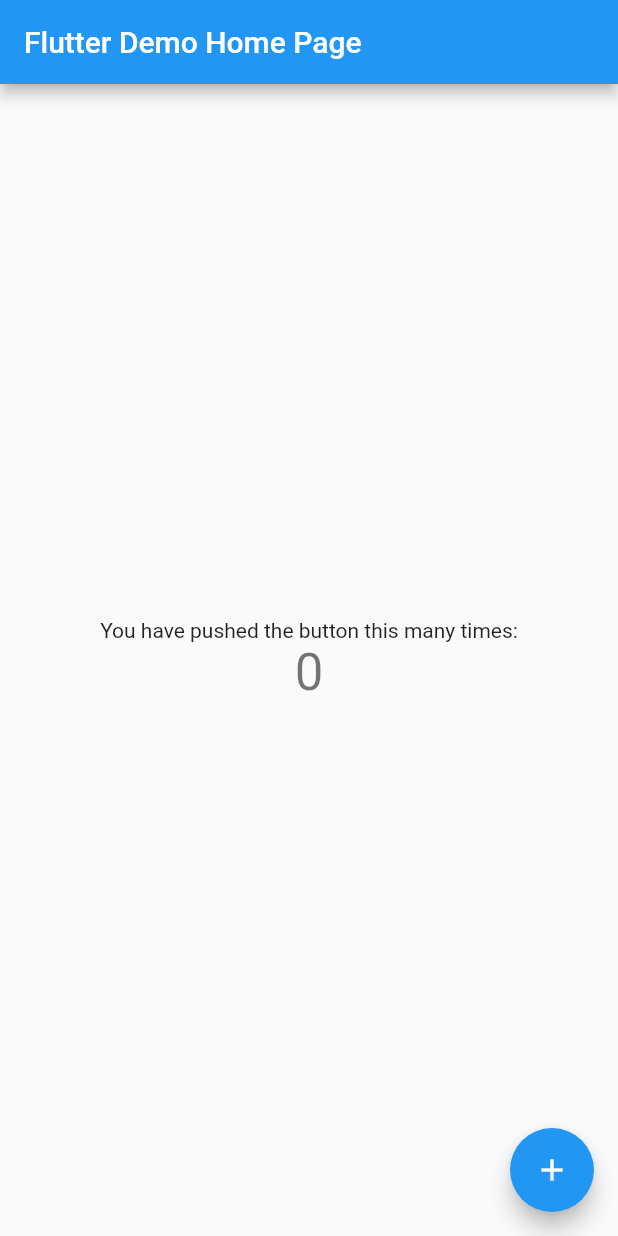
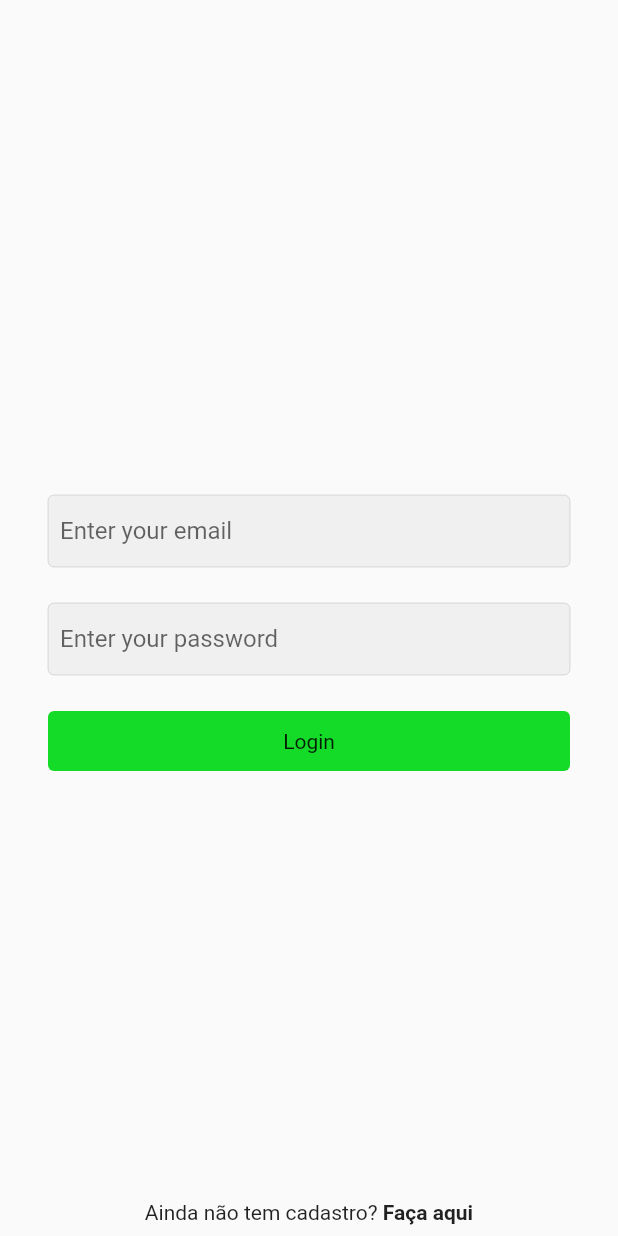
Before and after one commit to andredifs/iEnergy-app, a Flutter app: the screen it shows after launch, on a phone screen of 412 x 824 dp. Run offline on Flutter 3.47's test engine with Material 2 defaults, Android fonts, the phone set to English and light mode, and no system bars; our stand-ins replace cloud_firestore, firebase_auth, firebase_core; accounts and stored records are empty.

Commit message:
feat: added login page

```diff
--- a/lib/main.dart
+++ b/lib/main.dart
@@ -1,6 +1,18 @@
+import 'package:firebase_auth/firebase_auth.dart';
+import 'package:firebase_core/firebase_core.dart';
 import 'package:flutter/material.dart';
+import 'package:ienergy_app/firebase_options.dart';
+import 'package:ienergy_app/providers/user_provider.dart';
+import 'package:ienergy_app/responsive/mobile_screen_layout.dart';
+import 'package:ienergy_app/screens/login.dart';
+import 'package:ienergy_app/utils/colors.dart';
+import 'package:provider/provider.dart';
 
-void main() {
+void main() async {
+  WidgetsFlutterBinding.ensureInitialized();
+  await Firebase.initializeApp(
+    options: DefaultFirebaseOptions.currentPlatform,
+  );
   runApp(const MyApp());
 }
 
@@ -10,106 +22,34 @@ class MyApp extends StatelessWidget {
   // This widget is the root of your application.
   @override
   Widget build(BuildContext context) {
-    return MaterialApp(
-      title: 'Flutter Demo',
+    return MultiProvider(
+      providers: [ChangeNotifierProvider(create: (_) => UserProvider())],
+      child: MaterialApp(
+          title: 'iEnergy',
           theme: ThemeData(
-        // This is the theme of your application.
-        //
-        // Try running your application with "flutter run". You'll see the
-        // application has a blue toolbar. Then, without quitting the app, try
-        // changing the primarySwatch below to Colors.green and then invoke
-        // "hot reload" (press "r" in the console where you ran "flutter run",
-        // or simply save your changes to "hot reload" in a Flutter IDE).
-        // Notice that the counter didn't reset back to zero; the application
-        // is not restarted.
-        primarySwatch: Colors.blue,
+            primarySwatch: Colors.green,
           ),
-      home: const MyHomePage(title: 'Flutter Demo Home Page'),
+          home: StreamBuilder(
+              builder: (context, snapshot) {
+                if (snapshot.connectionState == ConnectionState.active) {
+                  if (snapshot.hasData) {
+                    return const MobileScreenLayout();
+                  } else if (snapshot.hasError) {
+                    return Center(
+                      child: Text('${snapshot.error}'),
                     );
                   }
                 }
-
-class MyHomePage extends StatefulWidget {
-  const MyHomePage({Key? key, required this.title}) : super(key: key);
-
-  // This widget is the home page of your application. It is stateful, meaning
-  // that it has a State object (defined below) that contains fields that affect
-  // how it looks.
-
-  // This class is the configuration for the state. It holds the values (in this
-  // case the title) provided by the parent (in this case the App widget) and
-  // used by the build method of the State. Fields in a Widget subclass are
-  // always marked "final".
-
-  final String title;
-
-  @override
-  State<MyHomePage> createState() => _MyHomePageState();
+                if (snapshot.connectionState == ConnectionState.waiting) {
+                  return const Center(
+                    child: CircularProgressIndicator(
+                      color: primaryColor,
+                    ),
+                  );
                 }
-
-class _MyHomePageState extends State<MyHomePage> {
-  int _counter = 0;
-
-  void _incrementCounter() {
-    setState(() {
-      // This call to setState tells the Flutter framework that something has
-      // changed in this State, which causes it to rerun the build method below
-      // so that the display can reflect the updated values. If we changed
-      // _counter without calling setState(), then the build method would not be
-      // called again, and so nothing would appear to happen.
-      _counter++;
-    });
-  }
-
-  @override
-  Widget build(BuildContext context) {
-    // This method is rerun every time setState is called, for instance as done
-    // by the _incrementCounter method above.
-    //
-    // The Flutter framework has been optimized to make rerunning build methods
-    // fast, so that you can just rebuild anything that needs updating rather
-    // than having to individually change instances of widgets.
-    return Scaffold(
-      appBar: AppBar(
-        // Here we take the value from the MyHomePage object that was created by
-        // the App.build method, and use it to set our appbar title.
-        title: Text(widget.title),
-      ),
-      body: Center(
-        // Center is a layout widget. It takes a single child and positions it
-        // in the middle of the parent.
-        child: Column(
-          // Column is also a layout widget. It takes a list of children and
-          // arranges them vertically. By default, it sizes itself to fit its
-          // children horizontally, and tries to be as tall as its parent.
-          //
-          // Invoke "debug painting" (press "p" in the console, choose the
-          // "Toggle Debug Paint" action from the Flutter Inspector in Android
-          // Studio, or the "Toggle Debug Paint" command in Visual Studio Code)
-          // to see the wireframe for each widget.
-          //
-          // Column has various properties to control how it sizes itself and
-          // how it positions its children. Here we use mainAxisAlignment to
-          // center the children vertically; the main axis here is the vertical
-          // axis because Columns are vertical (the cross axis would be
-          // horizontal).
-          mainAxisAlignment: MainAxisAlignment.center,
-          children: <Widget>[
-            const Text(
-              'You have pushed the button this many times:',
-            ),
-            Text(
-              '$_counter',
-              style: Theme.of(context).textTheme.headline4,
-            ),
-          ],
-        ),
-      ),
-      floatingActionButton: FloatingActionButton(
-        onPressed: _incrementCounter,
-        tooltip: 'Increment',
-        child: const Icon(Icons.add),
-      ), // This trailing comma makes auto-formatting nicer for build methods.
+                return const LoginScreen();
+              },
+              stream: FirebaseAuth.instance.authStateChanges())),
     );
   }
 }
--- /dev/null
+++ b/lib/models/user.dart
@@ -0,0 +1,42 @@
+import 'package:cloud_firestore/cloud_firestore.dart';
+
+class User {
+  final String username;
+  final String uid;
+  final String email;
+  final String cpf;
+  final String distributor;
+  final String cep;
+  final String energyBill;
+
+  const User({
+    required this.email,
+    required this.uid,
+    required this.cpf,
+    required this.username,
+    required this.distributor,
+    required this.cep,
+    required this.energyBill,
+  });
+
+  Map<String, dynamic> toJson() => {
+        'username': username,
+        'uid': uid,
+        'email': email,
+        'cpf': cpf,
+        'distributor': distributor,
+        'cep': cep,
+        'energyBill': energyBill
+      };
+  static User fromSnap(DocumentSnapshot snap) {
+    var snapshot = snap.data() as Map<String, dynamic>;
+    return User(
+        username: snapshot['username'],
+        uid: snapshot['uid'],
+        email: snapshot['email'],
+        cpf: snapshot['cpf'],
+        distributor: snapshot['distributor'],
+        cep: snapshot['cep'],
+        energyBill: snapshot['energyBill']);
+  }
+}
--- /dev/null
+++ b/lib/providers/user_provider.dart
@@ -0,0 +1,16 @@
+import 'package:flutter/material.dart';
+import 'package:ienergy_app/models/user.dart';
+import 'package:ienergy_app/resources/auth_methods.dart';
+
+class UserProvider with ChangeNotifier {
+  User? _user;
+  final AuthMethods _authMethods = AuthMethods();
+
+  User get getUser => _user!;
+
+  Future<void> refreshUser() async {
+    User user = await _authMethods.getUserDetails();
+    _user = user;
+    notifyListeners();
+  }
+}
--- /dev/null
+++ b/lib/screens/login.dart
@@ -0,0 +1,116 @@
+// ignore_for_file: use_build_context_synchronously
+
+import 'package:flutter/material.dart';
+import 'package:ienergy_app/resources/auth_methods.dart';
+import 'package:ienergy_app/screens/home.dart';
+import 'package:ienergy_app/screens/signup.dart';
+import 'package:ienergy_app/utils/colors.dart';
+import 'package:ienergy_app/utils/utils.dart';
+import 'package:ienergy_app/widgets/text_field_input.dart';
+
+class LoginScreen extends StatefulWidget {
+  const LoginScreen({Key? key}) : super(key: key);
+
+  @override
+  State<LoginScreen> createState() => _LoginScreenState();
+}
+
+class _LoginScreenState extends State<LoginScreen> {
+  final TextEditingController _emailController = TextEditingController();
+  final TextEditingController _passwordController = TextEditingController();
+  bool _isLoading = false;
+
+  void dispose() {
+    super.dispose();
+    _emailController.dispose();
+    _passwordController.dispose();
+  }
+
+  void loginUser() async {
+    setState(() {
+      _isLoading = true;
+    });
+    String res = await AuthMethods().loginUser(
+        email: _emailController.text, password: _passwordController.text);
+
+    if (res == 'success') {
+      Navigator.of(context).pushReplacement(
+          MaterialPageRoute(builder: (context) => const HomeScreen()));
+    } else {
+      showSnackBar(res, context);
+    }
+    setState(() {
+      _isLoading = false;
+    });
+  }
+
+  void navigateToSignUp() {
+    Navigator.of(context).pushReplacement(
+        MaterialPageRoute(builder: (context) => const SignupScreen()));
+  }
+
+  @override
+  Widget build(BuildContext context) {
+    return Scaffold(
+        body: SafeArea(
+            child: Container(
+                padding: const EdgeInsets.symmetric(horizontal: 32),
+                width: double.infinity,
+                child: Column(
+                    crossAxisAlignment: CrossAxisAlignment.center,
+                    children: [
+                      Flexible(flex: 2, child: Container()),
+                      // SvgPicture.asset('assets/hit_spotImage.svg', color: primaryColor, height: 64)s
+                      const SizedBox(height: 64),
+                      TextFieldInput(
+                          textEditingController: _emailController,
+                          hintText: "Enter your email",
+                          textInputType: TextInputType.emailAddress),
+                      const SizedBox(height: 24),
+                      TextFieldInput(
+                        textEditingController: _passwordController,
+                        hintText: "Enter your password",
+                        textInputType: TextInputType.text,
+                        isPass: true,
+                      ),
+                      const SizedBox(height: 24),
+                      InkWell(
+                        onTap: loginUser,
+                        child: Container(
+                            width: double.infinity,
+                            alignment: Alignment.center,
+                            padding: const EdgeInsets.symmetric(vertical: 12),
+                            decoration: const ShapeDecoration(
+                                color: greenColor,
+                                shape: RoundedRectangleBorder(
+                                    borderRadius:
+                                        BorderRadius.all(Radius.circular(4)))),
+                            child: _isLoading
+                                ? const Center(
+                                    child: CircularProgressIndicator(
+                                        color: primaryColor))
+                                : const Text("Login")),
+                      ),
+                      const SizedBox(height: 12),
+                      Flexible(flex: 2, child: Container()),
+                      Row(
+                        mainAxisAlignment: MainAxisAlignment.center,
+                        children: [
+                          Container(
+                            padding: const EdgeInsets.symmetric(vertical: 8),
+                            child: const Text('Ainda não tem cadastro? '),
+                          ),
+                          GestureDetector(
+                            onTap: navigateToSignUp,
+                            child: Container(
+                              padding: const EdgeInsets.symmetric(vertical: 8),
+                              child: const Text('Faça aqui',
+                                  style:
+                                      TextStyle(fontWeight: FontWeight.bold)),
+                            ),
+                          )
+                        ],
+                      )
+                    ]))));
+  }
+}
--- /dev/null
+++ b/lib/utils/colors.dart
@@ -0,0 +1,9 @@
+import 'package:flutter/material.dart';
+
+const mobileBackgroundColor = Color.fromARGB(255, 255, 255, 255);
+const webBackgroundColor = Color.fromRGBO(18, 18, 18, 1);
+const mobileSearchColor = Color.fromRGBO(38, 38, 38, 1);
+const greenColor = Color.fromRGBO(19, 219, 39, 1);
+const secondaryGreenColor = Color.fromRGBO(64, 214, 133, 1);
+const primaryColor = Colors.white;
+const secondaryColor = Colors.grey;
--- /dev/null
+++ b/lib/utils/utils.dart
@@ -0,0 +1,5 @@
+import 'package:flutter/material.dart';
+
+showSnackBar(String content, BuildContext context) {
+  ScaffoldMessenger.of(context).showSnackBar(SnackBar(content: Text(content)));
+}
--- /dev/null
+++ b/lib/widgets/text_field_input.dart
@@ -0,0 +1,34 @@
+import 'package:flutter/material.dart';
+
+class TextFieldInput extends StatelessWidget {
+  final TextEditingController textEditingController;
+  final bool isPass;
+  final String hintText;
+  final TextInputType textInputType;
+
+  const TextFieldInput(
+      {Key? key,
+      required this.textEditingController,
+      this.isPass = false,
+      required this.hintText,
+      required this.textInputType})
+      : super(key: key);
+
+  @override
+  Widget build(BuildContext context) {
+    final inputBorder =
+        OutlineInputBorder(borderSide: Divider.createBorderSide(context));
+    return TextField(
+      controller: textEditingController,
+      decoration: InputDecoration(
+          hintText: hintText,
+          border: inputBorder,
+          focusedBorder: inputBorder,
+          enabledBorder: inputBorder,
+          filled: true,
+          contentPadding: const EdgeInsets.all(8)),
+      keyboardType: textInputType,
+      obscureText: isPass,
+    );
+  }
+}
```
Also changed, not shown: lib/resources/auth_methods.dart (added, +78 -0 lines), lib/responsive/mobile_screen_layout.dart (added, +77 -0 lines), lib/screens/home.dart (added, +17 -0 lines), lib/screens/signup.dart (added, +152 -0 lines), lib/utils/global_variables.dart (added, +10 -0 lines), pubspec.yaml (+9 -20 lines), pubspec.lock, 1 other file. Lines whose indentation alone changed are shown as unchanged.
